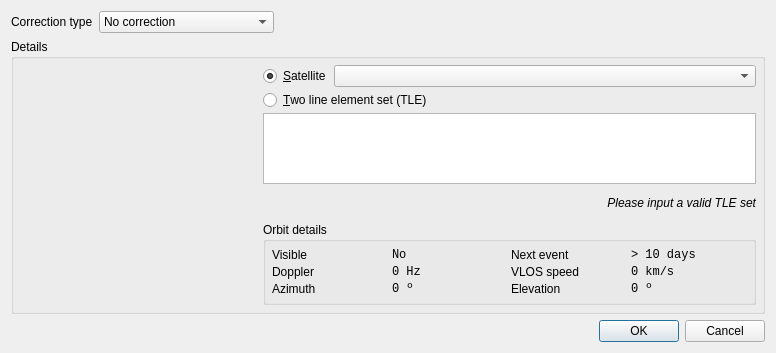
First picture: the form in ui/FrequencyCorrectionDialog.ui, repository BatchDrake/SigDigger, before the edit.
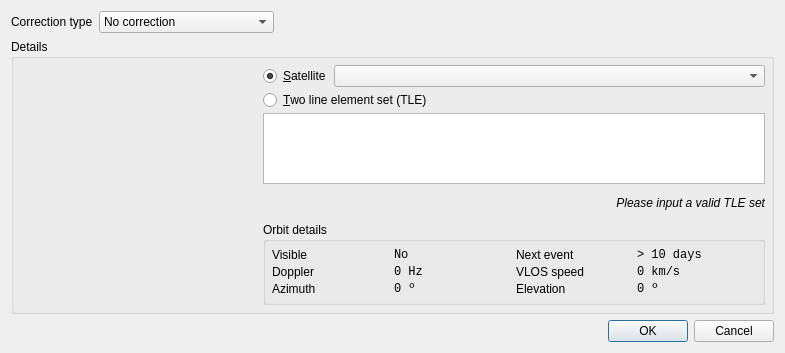
Second picture: the form after the edit.

```diff
--- a/ui/FrequencyCorrectionDialog.ui
+++ b/ui/FrequencyCorrectionDialog.ui
@@ -6,7 +6,7 @@
    <rect>
     <x>0</x>
     <y>0</y>
-    <width>772</width>
+    <width>785</width>
     <height>352</height>
    </rect>
   </property>
@@ -18,7 +18,7 @@
   </property>
   <property name="minimumSize">
    <size>
-    <width>0</width>
+    <width>785</width>
     <height>0</height>
    </size>
   </property>
```
Left out of the diff: 2 changed lines with no effect on the pictures.
